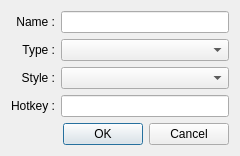
Old version of the form src/seteditdialog.ui in the repository mistic100/UMWP-Autochanger.
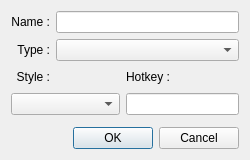
New version of the form. Custom widgets are drawn as their Qt base class.

Commit message: add ellipse to long set names and paths + reorganize set edit dialog

Diff of the .ui file:
```diff
--- a/src/seteditdialog.ui
+++ b/src/seteditdialog.ui
@@ -9,21 +9,21 @@
    <rect>
     <x>0</x>
     <y>0</y>
-    <width>240</width>
-    <height>151</height>
+    <width>250</width>
+    <height>160</height>
    </rect>
   </property>
   <property name="windowTitle">
    <string>Properties</string>
   </property>
-  <layout class="QGridLayout" name="gridLayout">
-   <item row="1" column="1">
+  <layout class="QGridLayout" name="gridLayout" columnstretch="0,1,0,1">
+   <item row="1" column="1" colspan="3">
     <widget class="QLineEdit" name="m_poNameInput"/>
    </item>
-   <item row="3" column="1">
+   <item row="3" column="1" colspan="3">
     <widget class="QComboBox" name="m_poTypeSelect"/>
    </item>
-   <item row="8" column="1">
+   <item row="9" column="0" colspan="4">
     <widget class="QDialogButtonBox" name="buttonBox">
      <property name="orientation">
       <enum>Qt::Horizontal</enum>
@@ -33,22 +33,6 @@
      </property>
     </widget>
    </item>
-   <item row="5" column="1">
-    <widget class="QComboBox" name="m_poStyleSelect"/>
-   </item>
-   <item row="7" column="1">
-    <spacer name="verticalSpacer">
-     <property name="orientation">
-      <enum>Qt::Vertical</enum>
-     </property>
-     <property name="sizeHint" stdset="0">
-      <size>
-       <width>20</width>
-       <height>40</height>
-      </size>
-     </property>
-    </spacer>
-   </item>
    <item row="3" column="0">
     <widget class="QLabel" name="label_2">
      <property name="text">
@@ -59,16 +43,6 @@
      </property>
     </widget>
    </item>
-   <item row="5" column="0">
-    <widget class="QLabel" name="label_3">
-     <property name="text">
-      <string>Style :</string>
-     </property>
-     <property name="alignment">
-      <set>Qt::AlignRight|Qt::AlignTrailing|Qt::AlignVCenter</set>
-     </property>
-    </widget>
-   </item>
    <item row="1" column="0">
     <widget class="QLabel" name="label_1">
      <property name="text">
@@ -79,10 +53,7 @@
      </property>
     </widget>
    </item>
-   <item row="6" column="1">
-    <widget class="QLineEditHotkey" name="m_poHotkeyInput"/>
-   </item>
-   <item row="6" column="0">
+   <item row="6" column="2">
     <widget class="QLabel" name="label_4">
      <property name="text">
       <string>Hotkey :</string>
@@ -92,6 +63,61 @@
      </property>
     </widget>
    </item>
+   <item row="7" column="0" colspan="2">
+    <widget class="QComboBox" name="m_poStyleSelect"/>
+   </item>
+   <item row="7" column="2" colspan="2">
+    <widget class="QLineEditHotkey" name="m_poHotkeyInput"/>
+   </item>
+   <item row="6" column="1">
+    <spacer name="horizontalSpacer">
+     <property name="orientation">
+      <enum>Qt::Horizontal</enum>
+     </property>
+     <property name="sizeHint" stdset="0">
+      <size>
+       <width>40</width>
+       <height>20</height>
+      </size>
+     </property>
+    </spacer>
+   </item>
+   <item row="6" column="3">
+    <spacer name="horizontalSpacer_2">
+     <property name="orientation">
+      <enum>Qt::Horizontal</enum>
+     </property>
+     <property name="sizeHint" stdset="0">
+      <size>
+       <width>40</width>
+       <height>20</height>
+      </size>
+     </property>
+    </spacer>
+   </item>
+   <item row="6" column="0">
+    <widget class="QLabel" name="label_3">
+     <property name="text">
+      <string>Style :</string>
+     </property>
+     <property name="alignment">
+      <set>Qt::AlignRight|Qt::AlignTrailing|Qt::AlignVCenter</set>
+     </property>
+    </widget>
+   </item>
+   <item row="8" column="0" colspan="3">
+    <spacer name="verticalSpacer">
+     <property name="orientation">
+      <enum>Qt::Vertical</enum>
+     </property>
+     <property name="sizeHint" stdset="0">
+      <size>
+       <width>20</width>
+       <height>40</height>
+      </size>
+     </property>
+    </spacer>
+   </item>
   </layout>
  </widget>
  <customwidgets>
```
The commit also changes 2 other files.
